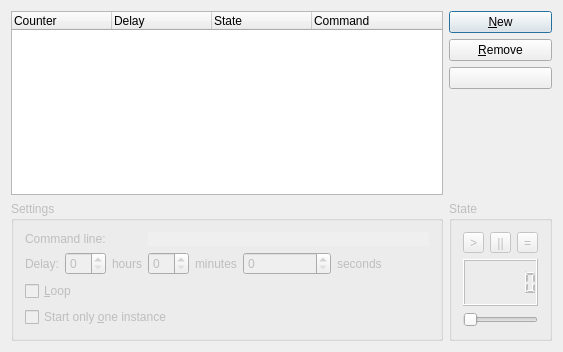
Qt form prefwidget.ui (KDE/ktimer) before a commit.
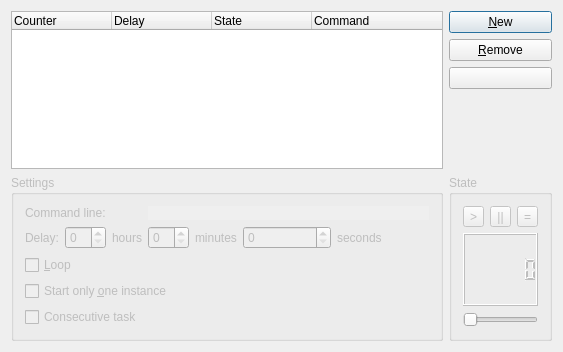
The same form after that commit. Custom widgets are drawn as their Qt base class.

Commit message:
Added a feature to execute the next task after the previous one finishes.
This feature enables the user to select a "Consecutive" checkbox for a task, and this would mean that this task will be automatically started after the previous one finishes.

FEATURE: 380445

Reviewers: #kde_applications, kde-utils-devel, aacid

Reviewed By: #kde_applications, aacid

Subscribers: lueck, kde-doc-english, aacid, bcooksley, kde-utils-devel

Tags: #kde_applications

Patch:
```diff
--- a/prefwidget.ui
+++ b/prefwidget.ui
@@ -249,6 +249,19 @@
         </property>
        </widget>
       </item>
+      <item row="5" column="0" colspan="8">
+       <widget class="QCheckBox" name="m_consecutive">
+        <property name="toolTip">
+         <string>Check this box if you want to execute this task after the previous one finishes</string>
+        </property>
+        <property name="whatsThis">
+         <string>Check this box if you want to execute this task after the previous one finishes</string>
+        </property>
+        <property name="text">
+          <string>Consecutive task</string>
+        </property>
+       </widget>
+      </item>
       <item row="1" column="7">
        <widget class="QLabel" name="TextLabel3">
         <property name="text">
```
The commit also changes 2 other files.
